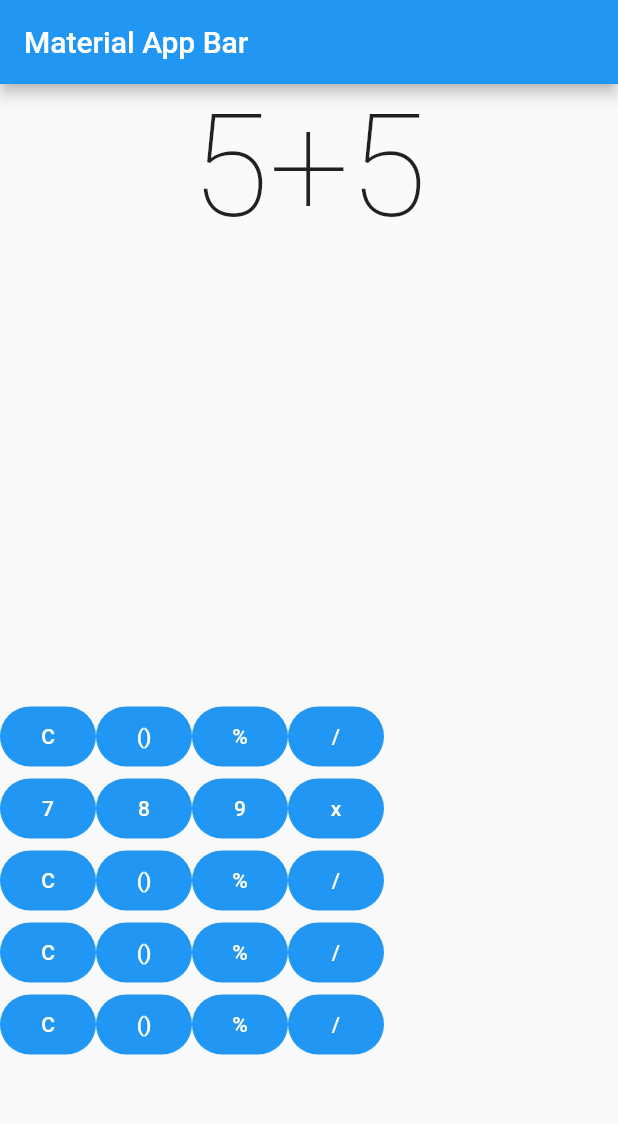
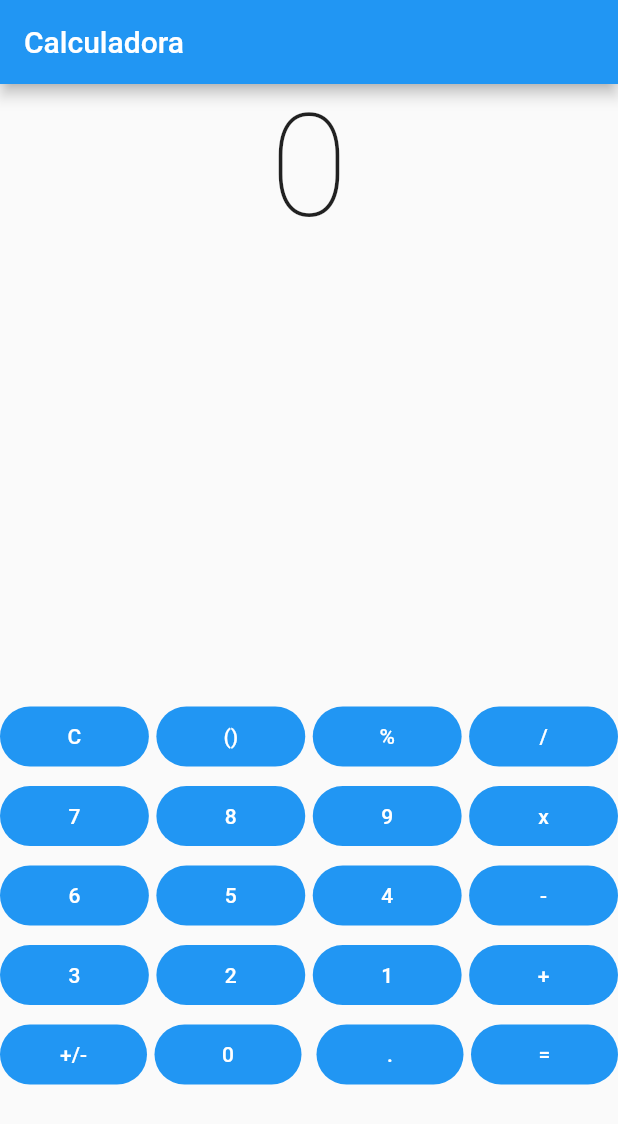
Before and after one commit to miusarname/calculadora_attemp_2, a Flutter app: the screen it shows after launch, on a phone screen of 412 x 824 dp. Shown: the top 1124 px of the screen. Run offline on Flutter 3.47's test engine with Material 2 defaults, Android fonts, the light colour scheme and no system bars; our stand-ins replace math_expressions.

Commit message:
feat: :sparkles: Se completo el programa

```diff
--- a/lib/main.dart
+++ b/lib/main.dart
@@ -1,74 +1,21 @@
+import 'package:calculadora_attemp_2/views/principal.dart';
 import 'package:flutter/material.dart';
 
 void main() => runApp(const MyApp());
 
-String toOper = '5+5';
+String toOper = '10';
 
 class MyApp extends StatelessWidget {
 
   const MyApp({super.key});
 
-
   @override
   Widget build(BuildContext context) {
-    return MaterialApp(
-      title: 'Material App',
-      home: Scaffold(
-        appBar: AppBar(
-          title: const Text('Material App Bar'),
-        ),
-        body: Center(
-          child: Column(
-            children: [
-              Text(toOper,style:const TextStyle( fontSize: 95,fontWeight: FontWeight.w100 ),),
-              const SizedBox(
-                height: 300,
-              ),
-              Row(
-                children: [
-                  FilledButton(onPressed: (){}, child: const Text('C')),
-                  FilledButton(onPressed: (){}, child: const Text('()')),
-                  FilledButton(onPressed: (){}, child: const Text('%')),
-                  FilledButton(onPressed: (){}, child: const Text('/'))
-                ],
-              ),
-              Row(
-                children: [
-                  FilledButton(onPressed: (){}, child: const Text('7')),
-                  FilledButton(onPressed: (){}, child: const Text('8')),
-                  FilledButton(onPressed: (){}, child: const Text('9')),
-                  FilledButton(onPressed: (){}, child: const Text('x'))
-                ],
-              ),
-              Row(
-                children: [
-                  FilledButton(onPressed: (){}, child: const Text('C')),
-                  FilledButton(onPressed: (){}, child: const Text('()')),
-                  FilledButton(onPressed: (){}, child: const Text('%')),
-                  FilledButton(onPressed: (){}, child: const Text('/'))
-                ],
-              ),
-              Row(
-                children: [
-                  FilledButton(onPressed: (){}, child: const Text('C')),
-                  FilledButton(onPressed: (){}, child: const Text('()')),
-                  FilledButton(onPressed: (){}, child: const Text('%')),
-                  FilledButton(onPressed: (){}, child: const Text('/'))
-                ],
-              ),
-              Row(
-                children: [
-                  FilledButton(onPressed: (){}, child: const Text('C')),
-                  FilledButton(onPressed: (){}, child: const Text('()')),
-                  FilledButton(onPressed: (){}, child: const Text('%')),
-                  FilledButton(onPressed: (){}, child: const Text('/'))
-                ],
-              )
+  return const MaterialApp(
+    title: 'Calculadora de aprendizaje',
+    home: Principal()
+  );
+}
 
-            ],
-          ),
-        ),
-      ),
-    );
-  }
+
 }
--- /dev/null
+++ b/lib/views/principal.dart
@@ -0,0 +1,330 @@
+import 'package:flutter/material.dart';
+import 'package:math_expressions/math_expressions.dart';
+
+class Principal extends StatefulWidget {
+  const Principal({super.key});
+
+  @override
+  State<Principal> createState() => _PrincipalState();
+}
+
+class _PrincipalState extends State<Principal> {
+  String toOper = '0';
+
+  @override
+  Widget build(BuildContext context) {
+    return Scaffold(
+      appBar: AppBar(
+        title: const Text('Calculadora'),
+      ),
+      body: Center(
+        child: Column(
+          crossAxisAlignment: CrossAxisAlignment.center,
+          children: [
+            Text(
+              toOper,
+              style: const TextStyle(fontSize: 95, fontWeight: FontWeight.w100),
+            ),
+            const SizedBox(
+              height: 300,
+            ),
+            Row(
+              children: [
+                Expanded(
+                  child: FilledButton(
+                      onPressed: () {
+                        if (toOper == '0') {
+                          setState(() {
+                            toOper = '0';
+                          });
+                        } else {
+                          toOper = '0';
+                          setState(() {});
+                        }
+                      },
+                      child: const Text('C')),
+                ),
+                const SizedBox(width: 5),
+                Expanded(
+                  child:
+                      FilledButton(onPressed: () {}, child: const Text('()')),
+                ),
+                const SizedBox(width: 5),
+                Expanded(
+                  child: FilledButton(
+                      onPressed: () {
+                        if (toOper == '0') {
+                          setState(() {});
+                        } else {
+                          toOper += '%';
+                          setState(() {});
+                        }
+                      },
+                      child: const Text('%')),
+                ),
+                const SizedBox(width: 5),
+                Expanded(
+                  child: FilledButton(
+                      onPressed: () {
+                        if (toOper == '0') {
+                          setState(() {});
+                        } else {
+                          toOper += '/';
+                          setState(() {});
+                        }
+                      },
+                      child: const Text('/')),
+                ),
+              ],
+            ),
+            const SizedBox(height: 5),
+            Row(
+              children: [
+                Expanded(
+                  child: FilledButton(
+                      onPressed: () {
+                        if (toOper == '0') {
+                          toOper = '7';
+                          setState(() {});
+                        } else {
+                          toOper += '7';
+                          setState(() {});
+                        }
+                      },
+                      child: const Text('7')),
+                ),
+                const SizedBox(width: 5),
+                Expanded(
+                  child: FilledButton(
+                      onPressed: () {
+                        if (toOper == '0') {
+                          toOper = '8';
+                          setState(() {});
+                        } else {
+                          toOper += '8';
+                          setState(() {});
+                        }
+                      },
+                      child: const Text('8')),
+                ),
+                const SizedBox(width: 5),
+                Expanded(
+                  child: FilledButton(
+                      onPressed: () {
+                        if (toOper == '0') {
+                          toOper = '9';
+                          setState(() {});
+                        } else {
+                          toOper += '9';
+                          setState(() {});
+                        }
+                      },
+                      child: const Text('9')),
+                ),
+                const SizedBox(width: 5),
+                Expanded(
+                  child: FilledButton(
+                      onPressed: () {
+                        if (toOper == '0') {
+                          setState(() {});
+                        } else {
+                          toOper += '*';
+                          setState(() {});
+                        }
+                      },
+                      child: const Text('x')),
+                ),
+              ],
+            ),
+            const SizedBox(height: 5),
+            Row(
+              children: [
+                Expanded(
+                  child: FilledButton(
+                      onPressed: () {
+                        if (toOper == '0') {
+                          toOper = '6';
+                          setState(() {});
+                        } else {
+                          toOper += '6';
+                          setState(() {});
+                        }
+                      },
+                      child: const Text('6')),
+                ),
+                const SizedBox(width: 5),
+                Expanded(
+                  child: FilledButton(
+                      onPressed: () {
+                        if (toOper == '5') {
+                          toOper = '.';
+                          setState(() {});
+                        } else {
+                          toOper += '5';
+                          setState(() {});
+                        }
+                      },
+                      child: const Text('5')),
+                ),
+                const SizedBox(width: 5),
+                Expanded(
+                  child: FilledButton(
+                      onPressed: () {
+                        if (toOper == '0') {
+                          toOper = '4';
+                          setState(() {});
+                        } else {
+                          toOper += '4';
+                          setState(() {});
+                        }
+                      },
+                      child: const Text('4')),
+                ),
+                const SizedBox(width: 5),
+                Expanded(
+                  child: FilledButton(
+                      onPressed: () {
+                        if (toOper == '0') {
+                          toOper = '-';
+                          setState(() {});
+                        } else {
+                          toOper += '-';
+                          setState(() {});
+                        }
+                      },
+                      child: const Text('-')),
+                ),
+              ],
+            ),
+            const SizedBox(height: 5),
+            Row(
+              children: [
+                Expanded(
+                  child: FilledButton(
+                      onPressed: () {
+                        if (toOper == '0') {
+                          toOper = '3';
+                          setState(() {});
+                        } else {
+                          toOper += '3';
+                          setState(() {});
+                        }
+                      },
+                      child: const Text('3')),
+                ),
+                const SizedBox(width: 5),
+                Expanded(
+                  child: FilledButton(
+                      onPressed: () {
+                        if (toOper == '0') {
+                          toOper = '2';
+                          setState(() {});
+                        } else {
+                          toOper += '2';
+                          setState(() {});
+                        }
+                      },
+                      child: const Text('2')),
+                ),
+                const SizedBox(width: 5),
+                Expanded(
+                  child: FilledButton(
+                      onPressed: () {
+                        if (toOper == '0') {
+                          toOper = '1';
+                          setState(() {});
+                        } else {
+                          toOper += '1';
+                          setState(() {});
+                        }
+                      },
+                      child: const Text('1')),
+                ),
+                const SizedBox(width: 5),
+                Expanded(
+                  child: FilledButton(
+                      onPressed: () {
+                        if (toOper == '0') {
+                          toOper = '+';
+                          setState(() {});
+                        } else {
+                          toOper += '+';
+                          setState(() {});
+                        }
+                      },
+                      child: const Text('+')),
+                ),
+              ],
+            ),
+            const SizedBox(height: 5),
+            Row(
+              children: [
+                Expanded(
+                  child: FilledButton(
+                      onPressed: () {
+                        if (toOper == '0') {
+                          toOper = '-';
+                          setState(() {});
+                        } else {
+                          toOper += '-';
+                          setState(() {});
+                        }
+                      },
+                      child: const Text('+/-')),
+                ),
+                const SizedBox(width: 5),
+                Expanded(
+                  child: FilledButton(
+                      onPressed: () {
+                        if (toOper == '0') {
+                          toOper = '0';
+                          setState(() {});
+                        } else {
+                          toOper += '0';
+                          setState(() {});
+                        }
+                      },
+                      child: const Text('0')),
+                ),
+                const SizedBox(width: 10),
+                Expanded(
+                  child: FilledButton(
+                      onPressed: () {
+                        if (toOper == '0') {
+                          toOper = '.';
+                          setState(() {});
+                        } else {
+                          toOper += '.';
+                          setState(() {});
+                        }
+                      },
+                      child: const Text('.')),
+                ),
+                const SizedBox(width: 5),
+                Expanded(
+                  child: FilledButton(
+                      onPressed: () {
+                        if (toOper != '0') {
+                          Parser parser = Parser();
+                          Expression exp = parser.parse(toOper);
+                          double result =
+                              exp.evaluate(EvaluationType.REAL, ContextModel());
+                          setState(() {
+                            if (result == 0.0){
+                              toOper = '0';
+                            }else{
+                              toOper = result.toString();
+                            }
+                          });
+                        }
+                      },
+                      child: const Text('=')),
+                ),
+              ],
+            ),
+          ],
+        ),
+      ),
+    );
+  }
+}
--- a/pubspec.yaml
+++ b/pubspec.yaml
@@ -30,6 +30,7 @@ environment:
 dependencies:
   flutter:
     sdk: flutter
+  math_expressions: ^2.1.1
 
 
   # The following adds the Cupertino Icons font to your application.
```
Also changed, not shown: pubspec.lock.
